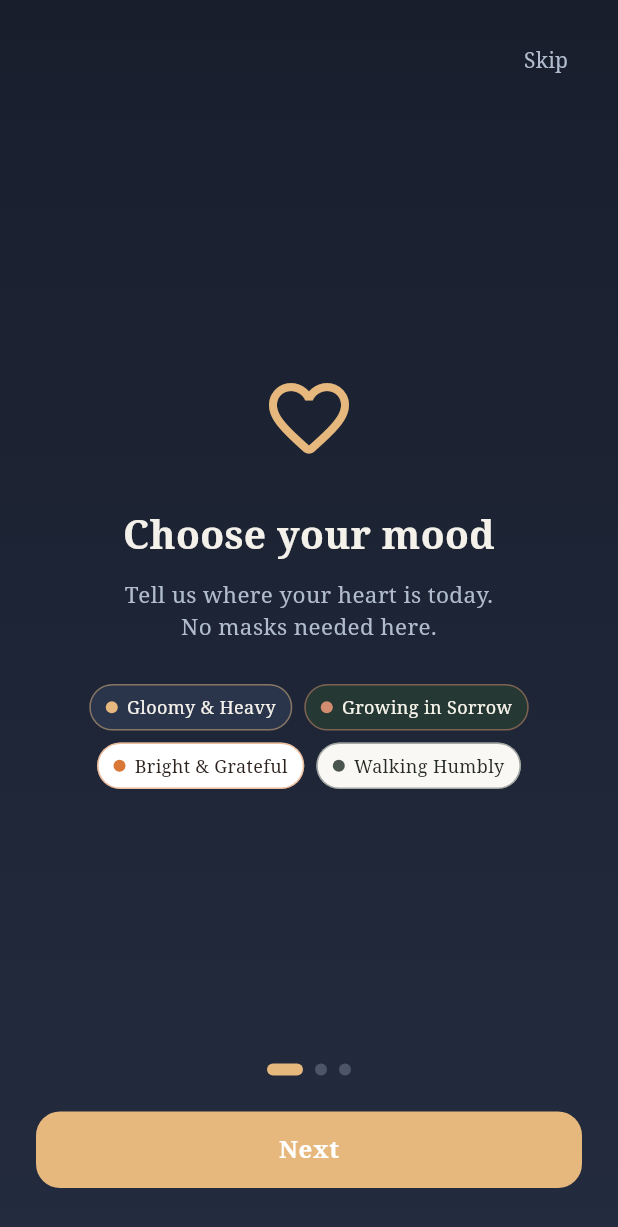
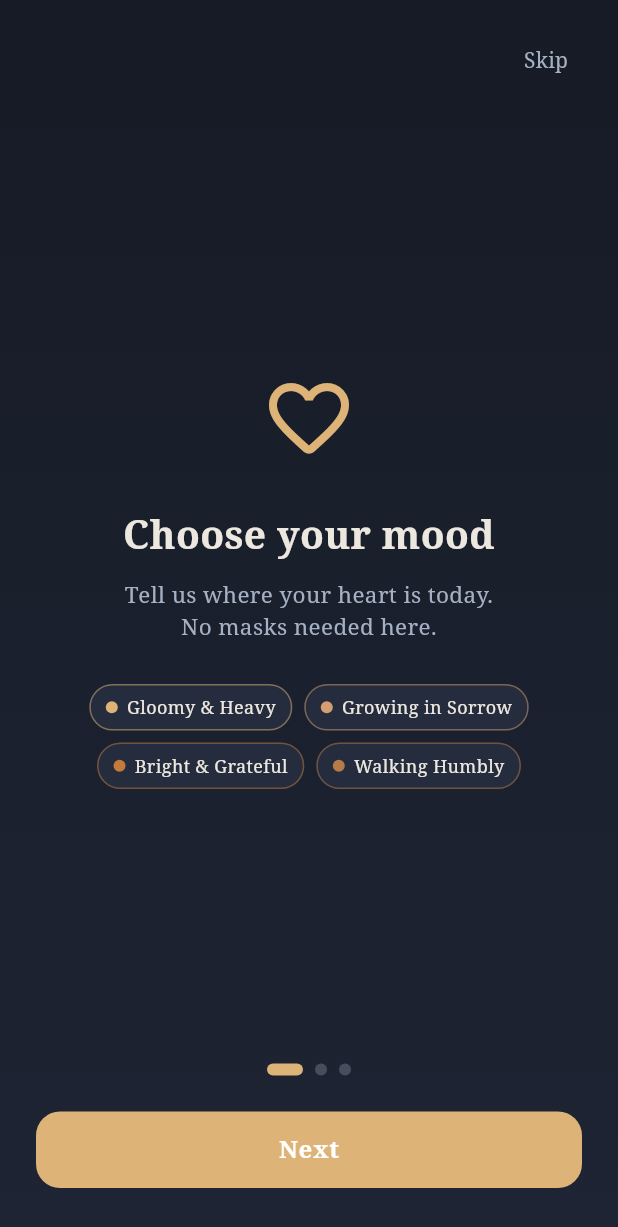
Before and after one commit to joelaah/grace-and-growth, a Flutter app: the screen it shows after launch, on a phone screen of 412 x 824 dp. Shown: the top 1227 px of the screen. Run offline on Flutter 3.47's test engine with Material 3 defaults, Android fonts, the phone set to English and light mode, and no system bars; our stand-ins replace flutter_local_notifications, flutter_tts, share_plus, shared_preferences, supabase_flutter, timezone; accounts and stored records are empty.

Commit message:
fix(theme): eliminate jarring mood color shifts and unify app into eye-soothing Light & Dark modes

```diff
--- a/lib/main.dart
+++ b/lib/main.dart
@@ -2,6 +2,7 @@ import 'package:flutter/material.dart';
 import 'package:supabase_flutter/supabase_flutter.dart';
 import 'screens/splash_screen.dart';
 import 'services/notification_service.dart';
+import 'theme/mood_stage_theme.dart';
 
 void main() async {
   WidgetsFlutterBinding.ensureInitialized();
@@ -23,6 +24,32 @@ class GraceAndGrowthApp extends StatelessWidget {
       debugShowCheckedModeBanner: false,
       theme: ThemeData(
         useMaterial3: true,
+        brightness: Brightness.light,
+        scaffoldBackgroundColor: StagePalette.bibleLight.bgTop,
+        cardColor: StagePalette.bibleLight.cardSurface,
+        canvasColor: StagePalette.bibleLight.cardSurface,
+        colorScheme: ColorScheme.light(
+          primary: StagePalette.bibleLight.accent,
+          surface: StagePalette.bibleLight.cardSurface,
+          onSurface: StagePalette.bibleLight.primaryText,
+          outline: StagePalette.bibleLight.cardBorder,
+        ),
+        dividerColor: StagePalette.bibleLight.cardBorder,
+        fontFamily: 'serif',
+      ),
+      darkTheme: ThemeData(
+        useMaterial3: true,
+        brightness: Brightness.dark,
+        scaffoldBackgroundColor: StagePalette.bibleDark.bgTop,
+        cardColor: StagePalette.bibleDark.cardSurface,
+        canvasColor: StagePalette.bibleDark.cardSurface,
+        colorScheme: ColorScheme.dark(
+          primary: StagePalette.bibleDark.accent,
+          surface: StagePalette.bibleDark.cardSurface,
+          onSurface: StagePalette.bibleDark.primaryText,
+          outline: StagePalette.bibleDark.cardBorder,
+        ),
+        dividerColor: StagePalette.bibleDark.cardBorder,
         fontFamily: 'serif',
       ),
       home: const SplashScreen(),
--- a/lib/screens/onboarding_screen.dart
+++ b/lib/screens/onboarding_screen.dart
@@ -22,7 +22,7 @@ class _OnboardingScreenState extends State<OnboardingScreen> {
   static const List<StagePalette> _pagePalettes = [
     StagePalette.gloomy,
     StagePalette.growing,
-    StagePalette.bright,
+    StagePalette.gloomy,
   ];
 
   @override
@@ -222,7 +222,7 @@ class _OnboardingScreenState extends State<OnboardingScreen> {
                     return Container(
                       padding: const EdgeInsets.symmetric(horizontal: 10, vertical: 6),
                       decoration: BoxDecoration(
-                        color: sp.cardSurface,
+                        color: palette.cardSurface,
                         borderRadius: BorderRadius.circular(20),
                         border: Border.all(
                           color: sp.accent.withValues(alpha: 0.5),
@@ -245,7 +245,7 @@ class _OnboardingScreenState extends State<OnboardingScreen> {
                             style: TextStyle(
                               fontSize: isCompact ? 11 : 12,
                               fontWeight: FontWeight.w500,
-                              color: sp.primaryText,
+                              color: palette.primaryText,
                             ),
                           ),
                         ],
--- a/lib/theme/mood_stage_theme.dart
+++ b/lib/theme/mood_stage_theme.dart
@@ -35,75 +35,75 @@ class StagePalette {
   /// Whether this palette represents a dark theme (low-luminance background).
   bool get isDarkPalette => bgTop.computeLuminance() < 0.3;
 
-  /// Gloomy & Heavy palette (Twilight contemplation)
+  /// Gloomy & Heavy palette (Twilight contemplation / Sanctuary Twilight)
   static const StagePalette gloomy = StagePalette(
-    bgTop: Color(0xFF181E2C),
-    bgBottom: Color(0xFF232B3E),
-    cardSurface: Color(0xFF2A344B),
-    cardBorder: Color(0xFF3D4B6A),
-    primaryText: Color(0xFFF4F1EA),
-    secondaryText: Color(0xFFB0BCCD),
-    accent: Color(0xFFE6B87D),
+    bgTop: Color(0xFF161B26),
+    bgBottom: Color(0xFF1E2433),
+    cardSurface: Color(0xFF242C3D),
+    cardBorder: Color(0xFF364158),
+    primaryText: Color(0xFFEDE8DF),
+    secondaryText: Color(0xFFA5B1C2),
+    accent: Color(0xFFDEB377),
     stageLabel: 'Gloomy & Heavy',
   );
 
-  /// Growing in Sorrow palette (Deep evergreen quiet growth)
+  /// Growing in Sorrow palette (Deep quiet growth in reverent sanctuary dark)
   static const StagePalette growing = StagePalette(
-    bgTop: Color(0xFF1E2D29),
-    bgBottom: Color(0xFF2C3E38),
-    cardSurface: Color(0xFF263833),
-    cardBorder: Color(0xFF435D55),
-    primaryText: Color(0xFFF7F4EB),
-    secondaryText: Color(0xFFC9D1CC),
-    accent: Color(0xFFD48C70),
+    bgTop: Color(0xFF161B26),
+    bgBottom: Color(0xFF1E2433),
+    cardSurface: Color(0xFF242C3D),
+    cardBorder: Color(0xFF364158),
+    primaryText: Color(0xFFEDE8DF),
+    secondaryText: Color(0xFFA5B1C2),
+    accent: Color(0xFFD49E72),
     stageLabel: 'Growing in Sorrow',
   );
 
-  /// Bright & Grateful palette (Sunlit warm linen)
+  /// Bright & Grateful palette (Sunlit sacred manuscript / Eye-soothing warm linen)
   static const StagePalette bright = StagePalette(
-    bgTop: Color(0xFFFFFDF9),
-    bgBottom: Color(0xFFF7EFE2),
-    cardSurface: Color(0xFFFFFFFF),
-    cardBorder: Color(0xFFEFE3CE),
-    primaryText: Color(0xFF2C221E),
-    secondaryText: Color(0xFF7A695C),
-    accent: Color(0xFFD97736),
+    bgTop: Color(0xFFF8F5EE),
+    bgBottom: Color(0xFFEFE8DB),
+    cardSurface: Color(0xFFFCFAF6),
+    cardBorder: Color(0xFFE2D9C8),
+    primaryText: Color(0xFF2E2620),
+    secondaryText: Color(0xFF756A5E),
+    accent: Color(0xFFC47A3B),
     stageLabel: 'Bright & Grateful',
   );
 
-  /// Walking Humbly palette (Pale stone & muted sage)
+  /// Walking Humbly palette (Quiet sacred parchment & gentle warm umber)
   static const StagePalette humble = StagePalette(
-    bgTop: Color(0xFFF2F0EB),
-    bgBottom: Color(0xFFE6E2D8),
-    cardSurface: Color(0xFFFAF8F5),
-    cardBorder: Color(0xFFDCD7CC),
-    primaryText: Color(0xFF262A28),
-    secondaryText: Color(0xFF60655E),
-    accent: Color(0xFF4A5550),
+    bgTop: Color(0xFFF8F5EE),
+    bgBottom: Color(0xFFEFE8DB),
+    cardSurface: Color(0xFFFCFAF6),
+    cardBorder: Color(0xFFE2D9C8),
+    primaryText: Color(0xFF2E2620),
+    secondaryText: Color(0xFF756A5E),
+    accent: Color(0xFFB57C48),
     stageLabel: 'Walking Humbly',
   );
 
   /// Canonical Spiritual Bible Dark Palette (Sanctuary Twilight & Holy Reverence)
   static const StagePalette bibleDark = StagePalette(
-    bgTop: Color(0xFF181E2C),
-    bgBottom: Color(0xFF232B3E),
-    cardSurface: Color(0xFF2A344B),
-    cardBorder: Color(0xFF3D4B6A),
-    primaryText: Color(0xFFF4F1EA),
-    secondaryText: Color(0xFFB0BCCD),
-    accent: Color(0xFFE6B87D),
+    bgTop: Color(0xFF161B26),
+    bgBottom: Color(0xFF1E2433),
+    cardSurface: Color(0xFF242C3D),
+    cardBorder: Color(0xFF364158),
+    primaryText: Color(0xFFEDE8DF),
+    secondaryText: Color(0xFFA5B1C2),
+    accent: Color(0xFFDEB377),
     stageLabel: 'Sanctuary Twilight',
   );
 
   /// Canonical Spiritual Bible Light Palette (Sacred Scripture & Ancient Parchment Linen)
   static const StagePalette bibleLight = StagePalette(
-    bgTop: Color(0xFFFFFDF9),
-    bgBottom: Color(0xFFF7EFE2),
-    cardSurface: Color(0xFFFFFFFF),
-    cardBorder: Color(0xFFEFE3CE),
-    primaryText: Color(0xFF2C221E),
-    secondaryText: Color(0xFF7A695C),
-    accent: Color(0xFFD97736),
+    bgTop: Color(0xFFF8F5EE),
+    bgBottom: Color(0xFFEFE8DB),
+    cardSurface: Color(0xFFFCFAF6),
+    cardBorder: Color(0xFFE2D9C8),
+    primaryText: Color(0xFF2E2620),
+    secondaryText: Color(0xFF756A5E),
+    accent: Color(0xFFC47A3B),
     stageLabel: 'Sacred Scripture',
   );
 
--- a/lib/widgets/mystery_box_modal.dart
+++ b/lib/widgets/mystery_box_modal.dart
@@ -18,6 +18,7 @@ import 'inshorts_stage_card.dart';
 /// Contains NO rarity tiers, epic/common labels, or game percentages.
 class MysteryBoxModal extends StatefulWidget {
   final MoodStage activeMood;
+  final StagePalette? palette;
   final String langCode;
   final MysteryBoxEngine? mysteryBoxEngine;
   final void Function(InshortsFeedItem item)? onBookmarkToggle;
@@ -28,6 +29,7 @@ class MysteryBoxModal extends StatefulWidget {
   const MysteryBoxModal({
     super.key,
     required this.activeMood,
+    this.palette,
     this.langCode = 'eng',
     this.mysteryBoxEngine,
     this.onBookmarkToggle,
@@ -40,6 +42,7 @@ class MysteryBoxModal extends StatefulWidget {
   static Future<void> show(
     BuildContext context, {
     required MoodStage activeMood,
+    StagePalette? palette,
     String langCode = 'eng',
     MysteryBoxEngine? mysteryBoxEngine,
     void Function(InshortsFeedItem item)? onBookmarkToggle,
@@ -53,6 +56,7 @@ class MysteryBoxModal extends StatefulWidget {
       backgroundColor: Colors.transparent,
       builder: (context) => MysteryBoxModal(
         activeMood: activeMood,
+        palette: palette,
         langCode: langCode,
         mysteryBoxEngine: mysteryBoxEngine,
         onBookmarkToggle: onBookmarkToggle,
@@ -198,7 +202,7 @@ class _MysteryBoxModalState extends State<MysteryBoxModal>
 
   @override
   Widget build(BuildContext context) {
-    final palette = widget.activeMood.palette;
+    final palette = widget.palette ?? widget.activeMood.palette;
     final mediaQuery = MediaQuery.of(context);
     final screenHeight = mediaQuery.size.height;
     final isShort = screenHeight < 680;
```
Also changed, not shown: lib/screens/community_screen.dart (+10 -10 lines), lib/screens/home_stage_screen.dart (+5 -4 lines), lib/screens/journal_screen.dart (+33 -32 lines), 1 other file.
